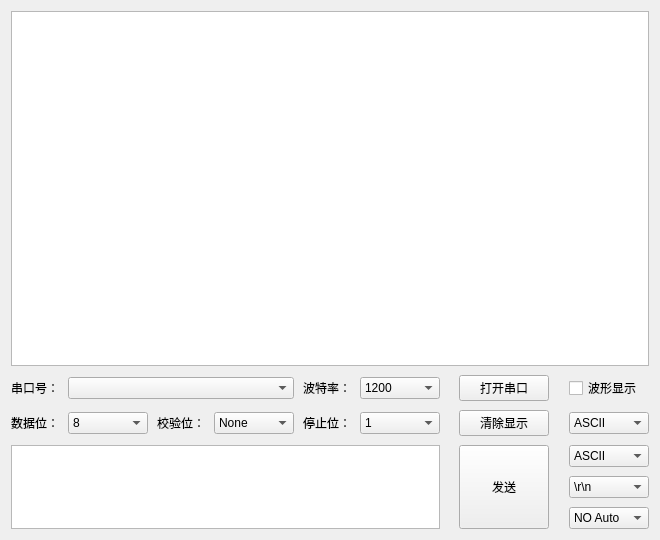
Above: SERCOM.ui from XIVN1987/SERCOM before the change. Below: the same form after it.
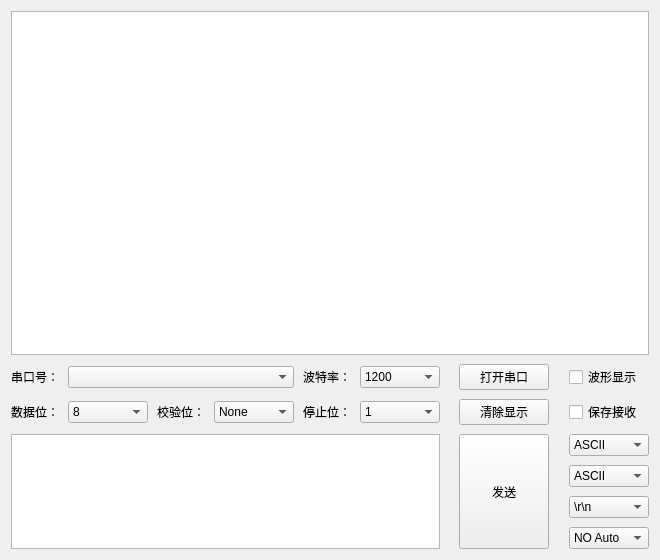
That is the form after the change. Icons and pictures are not drawn.

Commit message: add received data save function

Patch:
```diff
--- a/SERCOM.ui
+++ b/SERCOM.ui
@@ -8,7 +8,7 @@
     <x>0</x>
     <y>0</y>
     <width>660</width>
-    <height>540</height>
+    <height>560</height>
    </rect>
   </property>
   <property name="sizePolicy">
@@ -428,7 +428,7 @@
       </spacer>
      </item>
      <item>
-      <widget class="QComboBox" name="cmbICode">
+      <widget class="QCheckBox" name="chkSave">
        <property name="sizePolicy">
         <sizepolicy hsizetype="Fixed" vsizetype="Fixed">
          <horstretch>0</horstretch>
@@ -441,32 +441,9 @@
          <height>0</height>
         </size>
        </property>
-       <property name="toolTip">
-        <string>接收内容编码</string>
+       <property name="text">
+        <string>保存接收</string>
        </property>
-       <property name="toolTipDuration" stdset="0">
-        <number>1000</number>
-       </property>
-       <item>
-        <property name="text">
-         <string>ASCII</string>
-        </property>
-       </item>
-       <item>
-        <property name="text">
-         <string>HEX</string>
-        </property>
-       </item>
-       <item>
-        <property name="text">
-         <string>GBK</string>
-        </property>
-       </item>
-       <item>
-        <property name="text">
-         <string>UTF-8</string>
-        </property>
-       </item>
       </widget>
      </item>
     </layout>
@@ -479,7 +456,7 @@
      <property name="spacing">
       <number>9</number>
      </property>
-     <item row="1" column="1">
+     <item row="2" column="1">
       <spacer name="hSpacer31">
        <property name="orientation">
         <enum>Qt::Horizontal</enum>
@@ -495,7 +472,23 @@
        </property>
       </spacer>
      </item>
-     <item row="0" column="4">
+     <item row="2" column="3">
+      <spacer name="hSpacer32">
+       <property name="orientation">
+        <enum>Qt::Horizontal</enum>
+       </property>
+       <property name="sizeType">
+        <enum>QSizePolicy::Preferred</enum>
+       </property>
+       <property name="sizeHint" stdset="0">
+        <size>
+         <width>40</width>
+         <height>20</height>
+        </size>
+       </property>
+      </spacer>
+     </item>
+     <item row="1" column="4">
       <widget class="QComboBox" name="cmbOCode">
        <property name="sizePolicy">
         <sizepolicy hsizetype="Fixed" vsizetype="Fixed">
@@ -537,58 +530,7 @@
        </item>
       </widget>
      </item>
-     <item row="1" column="3">
-      <spacer name="hSpacer32">
-       <property name="orientation">
-        <enum>Qt::Horizontal</enum>
-       </property>
-       <property name="sizeType">
-        <enum>QSizePolicy::Preferred</enum>
-       </property>
-       <property name="sizeHint" stdset="0">
-        <size>
-         <width>40</width>
-         <height>20</height>
-        </size>
-       </property>
-      </spacer>
-     </item>
-     <item row="0" column="0" rowspan="3">
-      <widget class="QTextEdit" name="txtSend">
-       <property name="sizePolicy">
-        <sizepolicy hsizetype="Expanding" vsizetype="Preferred">
-         <horstretch>0</horstretch>
-         <verstretch>0</verstretch>
-        </sizepolicy>
-       </property>
-       <property name="minimumSize">
-        <size>
-         <width>429</width>
-         <height>0</height>
-        </size>
-       </property>
-      </widget>
-     </item>
-     <item row="0" column="2" rowspan="3">
-      <widget class="QPushButton" name="btnSend">
-       <property name="sizePolicy">
-        <sizepolicy hsizetype="Fixed" vsizetype="Expanding">
-         <horstretch>0</horstretch>
-         <verstretch>0</verstretch>
-        </sizepolicy>
-       </property>
-       <property name="minimumSize">
-        <size>
-         <width>90</width>
-         <height>0</height>
-        </size>
-       </property>
-       <property name="text">
-        <string>发送</string>
-       </property>
-      </widget>
-     </item>
-     <item row="2" column="4">
+     <item row="3" column="4">
       <widget class="QComboBox" name="cmbAuto">
        <property name="sizePolicy">
         <sizepolicy hsizetype="Fixed" vsizetype="Fixed">
@@ -675,7 +617,7 @@
        </item>
       </widget>
      </item>
-     <item row="1" column="4">
+     <item row="2" column="4">
       <widget class="QComboBox" name="cmbEnter">
        <property name="sizePolicy">
         <sizepolicy hsizetype="Fixed" vsizetype="Fixed">
@@ -707,6 +649,83 @@
        </item>
       </widget>
      </item>
+     <item row="0" column="4">
+      <widget class="QComboBox" name="cmbICode">
+       <property name="sizePolicy">
+        <sizepolicy hsizetype="Fixed" vsizetype="Fixed">
+         <horstretch>0</horstretch>
+         <verstretch>0</verstretch>
+        </sizepolicy>
+       </property>
+       <property name="minimumSize">
+        <size>
+         <width>80</width>
+         <height>0</height>
+        </size>
+       </property>
+       <property name="toolTip">
+        <string>接收内容编码</string>
+       </property>
+       <property name="toolTipDuration" stdset="0">
+        <number>1000</number>
+       </property>
+       <item>
+        <property name="text">
+         <string>ASCII</string>
+        </property>
+       </item>
+       <item>
+        <property name="text">
+         <string>HEX</string>
+        </property>
+       </item>
+       <item>
+        <property name="text">
+         <string>GBK</string>
+        </property>
+       </item>
+       <item>
+        <property name="text">
+         <string>UTF-8</string>
+        </property>
+       </item>
+      </widget>
+     </item>
+     <item row="0" column="0" rowspan="4">
+      <widget class="QTextEdit" name="txtSend">
+       <property name="sizePolicy">
+        <sizepolicy hsizetype="Expanding" vsizetype="Preferred">
+         <horstretch>0</horstretch>
+         <verstretch>0</verstretch>
+        </sizepolicy>
+       </property>
+       <property name="minimumSize">
+        <size>
+         <width>429</width>
+         <height>0</height>
+        </size>
+       </property>
+      </widget>
+     </item>
+     <item row="0" column="2" rowspan="4">
+      <widget class="QPushButton" name="btnSend">
+       <property name="sizePolicy">
+        <sizepolicy hsizetype="Fixed" vsizetype="Expanding">
+         <horstretch>0</horstretch>
+         <verstretch>0</verstretch>
+        </sizepolicy>
+       </property>
+       <property name="minimumSize">
+        <size>
+         <width>90</width>
+         <height>0</height>
+        </size>
+       </property>
+       <property name="text">
+        <string>发送</string>
+       </property>
+      </widget>
+     </item>
     </layout>
    </item>
   </layout>
```
The commit also changes 1 other file.
